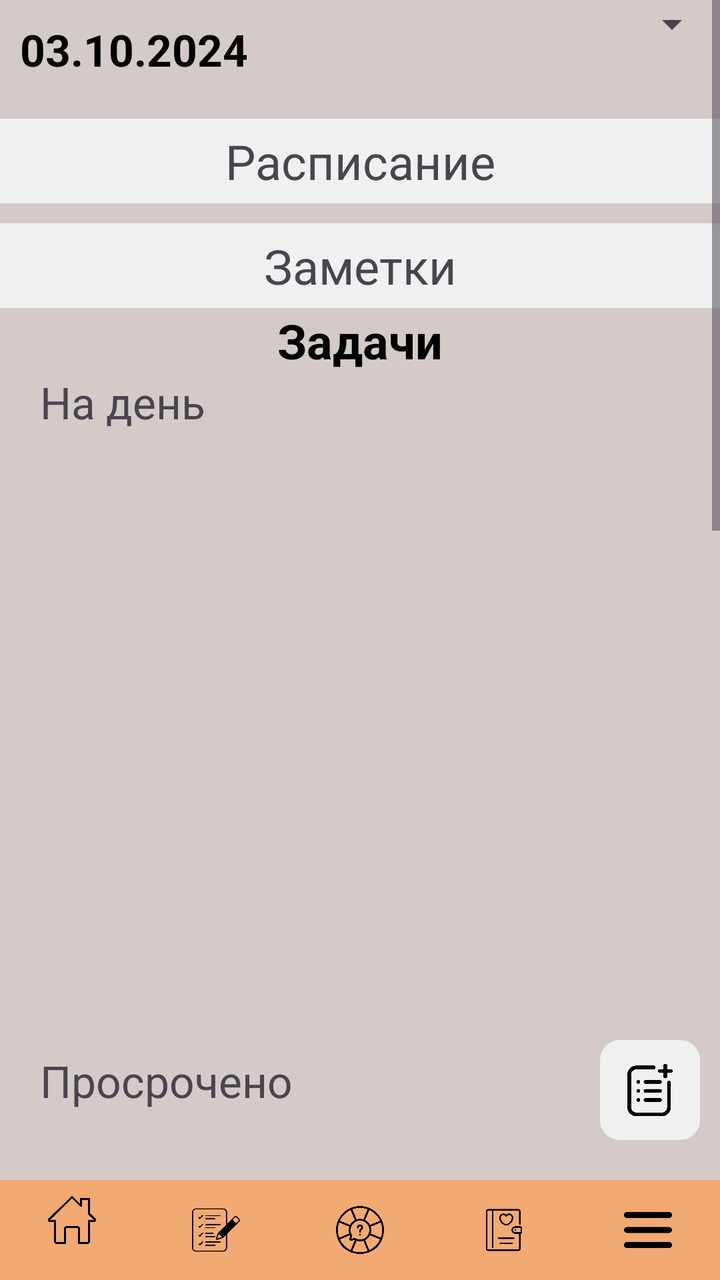
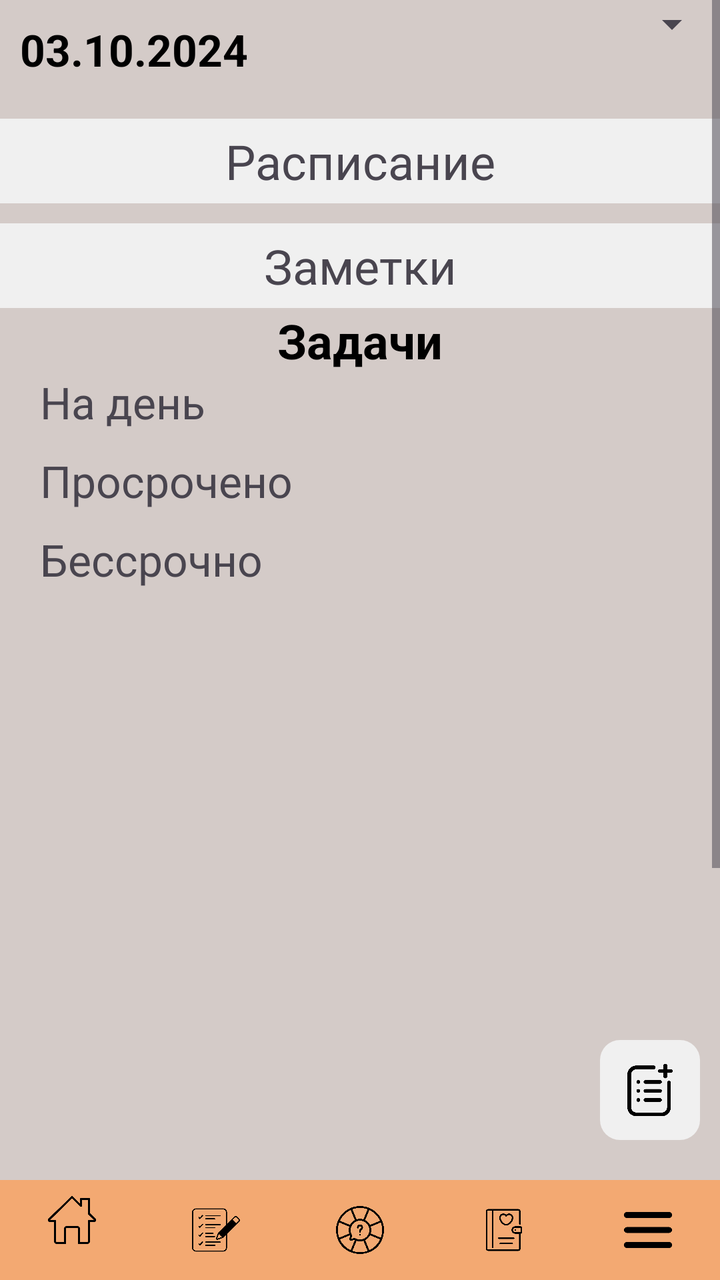

Compare the two renders of this Android layout. The source of the first and the diff that turns it into the second are given below.
<!-- AndroidManifest.xml: application theme Theme.Assistant -->
<!-- res/layout/activity_main.xml -->
<?xml version="1.0" encoding="utf-8"?>
<RelativeLayout xmlns:android="http://schemas.android.com/apk/res/android"
    xmlns:app="http://schemas.android.com/apk/res-auto"
    xmlns:tools="http://schemas.android.com/tools"
    android:layout_width="match_parent"
    android:layout_height="match_parent"
    android:background="@color/background_main"
    tools:context=".MainActivity"
    android:scrollbars="vertical">

    <ScrollView
        android:layout_width="match_parent"
        android:layout_height="match_parent"
        android:id="@+id/scroll">
    <RelativeLayout
        android:layout_width="match_parent"
        android:layout_height="wrap_content"
        android:orientation="vertical">


        <TextView
            android:id="@+id/dateText"
            android:layout_width="wrap_content"
            android:layout_height="wrap_content"
            android:text="03.10.2024"
            android:textAlignment="textStart"
            android:textStyle="bold"
            android:textColor="@color/black"
            android:textSize="22dp"
            android:padding="10dp" />

        <androidx.appcompat.widget.AppCompatSpinner
            android:id="@+id/daySpinner"
            android:layout_width="wrap_content"
            android:layout_height="wrap_content"
            android:layout_toRightOf="@+id/dateText"
            android:layout_alignParentRight="true"
            android:textAlignment="textEnd"
            android:paddingVertical="10dp"
            android:paddingHorizontal="30dp"
            />

        <TextView
            android:id="@+id/timetableBtn"
            android:layout_width="match_parent"
            android:layout_height="wrap_content"
            android:layout_below="@+id/dateText"
            android:background="@color/background2"
            android:textAlignment="center"
            android:text="Расписание"
            android:textAllCaps="false"
            android:textSize="24dp"
            android:layout_marginTop="10dp"
            android:paddingVertical="5dp"
            />

        <LinearLayout
            android:layout_width="match_parent"
            android:layout_height="wrap_content"
            android:id="@+id/timetableLayout"
            android:layout_below="@+id/timetableBtn"
            android:visibility="gone"
            android:background="@color/background2"
            android:orientation="vertical" >

            <TextView
                android:layout_width="match_parent"
                android:layout_height="wrap_content"
                android:text="Понедельник"
                android:textSize="20dp"
                android:textStyle="bold"
                android:textAlignment="center"
                android:layout_marginHorizontal="30dp"
                android:background="@drawable/days_style_for_timetable"
                />

            <androidx.recyclerview.widget.RecyclerView
                android:layout_width="match_parent"
                android:layout_height="50dp"
                android:id="@+id/timetableRecyclerView"
                android:layout_marginHorizontal="10dp"
                />

        </LinearLayout>


        <TextView
            android:id="@+id/notesBtn"
            android:layout_width="match_parent"
            android:layout_height="wrap_content"
            android:layout_below="@+id/timetableLayout"
            android:background="@color/background2"
            android:textAlignment="center"
            android:text="Заметки"
            android:textAllCaps="false"
            android:textSize="24dp"
            android:layout_marginTop="10dp"
            android:paddingVertical="5dp"
            />

        <EditText
            android:layout_width="match_parent"
            android:layout_height="wrap_content"
            android:id="@+id/notesEditText"
            android:layout_below="@+id/notesBtn"
            android:background="@color/background2"
            android:text="Здесь написана какая-то заметка. В дальнейшем ее можно будет изменять."
            android:textColor="@color/black"
            android:textSize="16dp"
            android:paddingHorizontal="10dp"
            android:visibility="gone"
            android:paddingBottom="10dp"/>

        <TextView
            android:id="@+id/TasksText"
            android:layout_width="match_parent"
            android:layout_height="wrap_content"
            android:layout_below="@+id/notesEditText"
            android:text="Задачи"
            android:textAlignment="center"
            android:textSize="24dp"
            android:textStyle="bold"
            android:textColor="@color/black" />
        <LinearLayout
            android:layout_width="match_parent"
            android:layout_height="wrap_content"
            android:layout_below="@+id/TasksText"
            android:layout_marginHorizontal="20dp"
            android:orientation="vertical">
            <TextView
                android:id="@+id/forDayTaskText"
                android:layout_width="match_parent"
                android:layout_height="wrap_content"
                android:text="На день"
                android:textSize="22dp" />
            <androidx.recyclerview.widget.RecyclerView
                android:id="@+id/forDayLIST"
                android:layout_width="match_parent"
                android:layout_height="300dp"
                android:layout_marginBottom="10dp"/>


            <TextView
                android:id="@+id/overdieTaskText"
                android:layout_width="match_parent"
                android:layout_height="wrap_content"
                android:text="Просрочено"
                android:textSize="22dp" />
            <androidx.recyclerview.widget.RecyclerView
                android:id="@+id/overdieLIST"
                android:layout_width="match_parent"
                android:layout_height="300dp"
                android:layout_marginBottom="10dp"/>

            <TextView
                android:id="@+id/openEndedTaskText"
                android:layout_width="match_parent"
                android:layout_height="wrap_content"
                android:text="Бессрочно"
                android:textSize="22dp" />
            <androidx.recyclerview.widget.RecyclerView
                android:id="@+id/openEndedLIST"
                android:layout_width="match_parent"
                android:layout_height="300dp"
                android:layout_marginBottom="10dp"/>

            <TextView
                android:id="@+id/soonDeadlineTaskText"
                android:layout_width="match_parent"
                android:layout_height="wrap_content"
                android:text="Скоро дедлайн"
                android:textSize="22dp" />
            <androidx.recyclerview.widget.RecyclerView
                android:id="@+id/soonDeadlineLIST"
                android:layout_width="match_parent"
                android:layout_height="300dp"
                android:layout_marginBottom="10dp"/>

        </LinearLayout>
    </RelativeLayout>
    </ScrollView>

    <ImageButton
        android:layout_width="50dp"
        android:layout_height="50dp"
        android:id="@+id/addTaskBtn"
        android:src="@drawable/add_plus3"
        android:scaleType="fitCenter"
        android:padding="10dp"
        android:background="@drawable/image_btn_style"
        android:layout_alignParentBottom="true"
        android:layout_marginBottom="70dp"
        android:layout_marginRight="10dp"
        android:layout_alignParentRight="true"
        android:contentDescription=""
        />


    <com.google.android.material.bottomnavigation.BottomNavigationView
        android:id="@+id/bottomNavigationView"
        android:layout_width="match_parent"
        android:layout_height="50dp"
        android:background="@color/bottom_menu"
        style="@style/Widget.MaterialComponents.BottomNavigationView.Colored"
        app:itemIconTint="@color/black"


        android:layout_alignParentBottom="true"
        app:menu="@menu/bottom_menu"

    />

</RelativeLayout>
<!-- resources referenced by this layout -->
<resources>
  <color name="background2">#FFF0F0F0</color>
  <color name="background_main">#FFD4CBC8</color>
  <color name="black">#FF000000</color>
  <color name="bottom_menu">#FFF3A972</color>
  <!-- drawable add_plus3: png bitmap (drawable, 9426 bytes) -->
  <!-- drawable days_style_for_timetable (drawable) -->
  <?xml version="1.0" encoding="utf-8"?>
  <shape xmlns:android="http://schemas.android.com/apk/res/android" >
  <solid android:color="@color/back_elem"/>
      <corners android:radius="100.0dp"/>
  </shape>
  <!-- drawable image_btn_style (drawable) -->
  <?xml version="1.0" encoding="utf-8"?>
  <shape xmlns:android="http://schemas.android.com/apk/res/android">
      <solid android:color="@color/background2"/>
      <corners android:radius="10.0dp"/>
  </shape>
  <style name="Theme.Assistant" parent="Base.Theme.Assistant" />
  <color name="back_elem">#FFEFDACB</color>
  <style name="Base.Theme.Assistant" parent="Theme.Material3.DayNight.NoActionBar">
          
          
          <item name="colorPrimary">@color/background_main</item>
  
          <item name="android:spinnerItemStyle">
              @style/spinnerItemStyle
          </item>
  
          
          <item name="android:spinnerDropDownItemStyle">
              @style/spinnerDropDownItemStyle
          </item>
  
      </style>
  <style name="spinnerItemStyle">
  
          <item name="android:textStyle">normal</item>
          <item name="android:paddingHorizontal">20dp</item>
          <item name="android:textSize">20sp</item>
          <item name="android:textColor">@color/black</item>
      </style>
  <style name="spinnerDropDownItemStyle">
          <item name="android:paddingHorizontal">20dp</item>
          <item name="android:paddingVertical">10dp</item>
          <item name="android:textSize">20sp</item>
          <item name="android:textColor">@color/black</item>
      </style>
</resources>

<!-- the commit's change to res/layout/activity_main.xml (unified diff, before → after) -->
@@ -136,8 +136,9 @@
             <androidx.recyclerview.widget.RecyclerView
                 android:id="@+id/forDayLIST"
                 android:layout_width="match_parent"
-                android:layout_height="300dp"
-                android:layout_marginBottom="10dp"/>
+                android:layout_height="wrap_content"
+                android:layout_marginBottom="10dp"
+                android:background="@drawable/image_btn_style"/>
 
 
             <TextView
@@ -149,8 +150,9 @@
             <androidx.recyclerview.widget.RecyclerView
                 android:id="@+id/overdieLIST"
                 android:layout_width="match_parent"
-                android:layout_height="300dp"
-                android:layout_marginBottom="10dp"/>
+                android:layout_height="wrap_content"
+                android:layout_marginBottom="10dp"
+                android:background="@drawable/image_btn_style"/>
 
             <TextView
                 android:id="@+id/openEndedTaskText"
